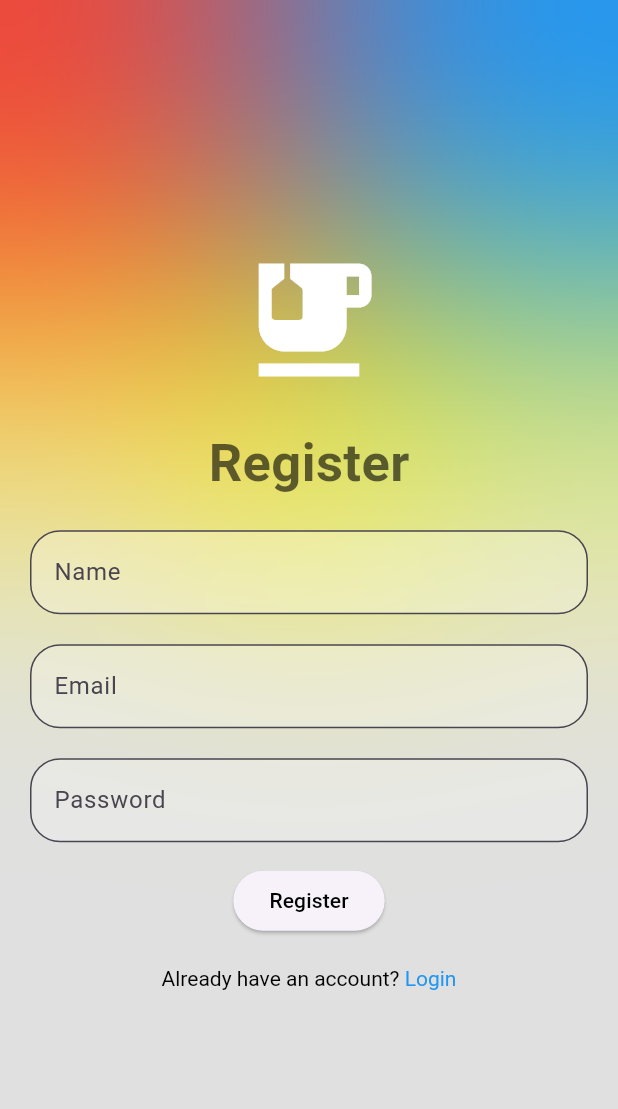
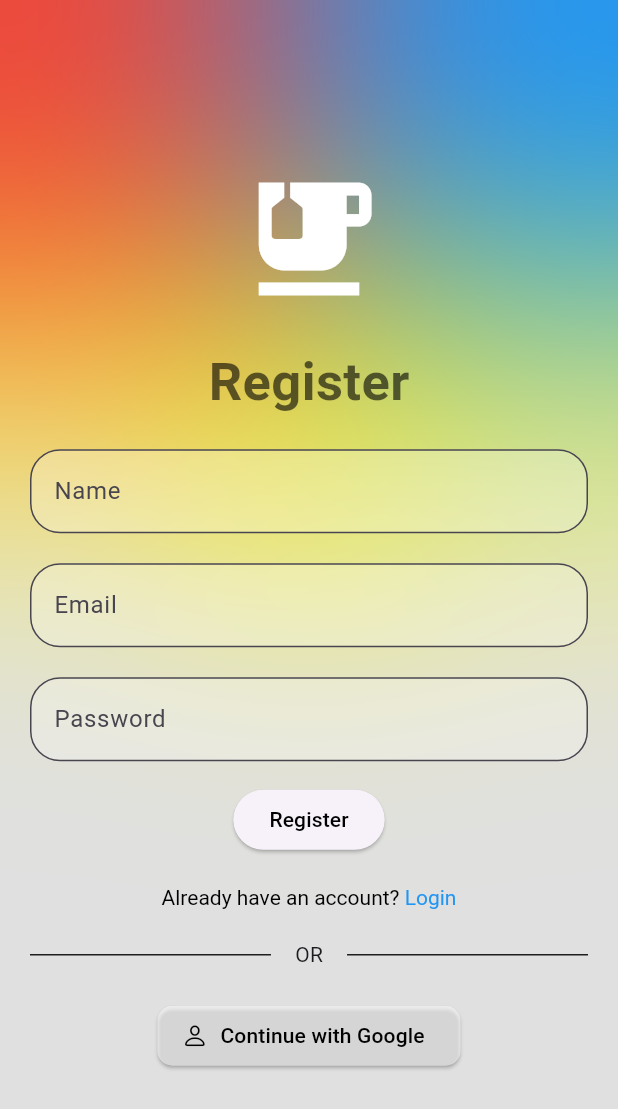
Before and after one commit to adityabhusari/CookVerse, a Flutter app: the SignUpScreen screen opened by its route, on a phone screen of 412 x 824 dp. Shown: the top 1109 px of the screen. Run offline on Flutter 3.47's test engine with Material 3 defaults, Android fonts, the phone set to English and light mode, and no system bars; our stand-ins replace cloud_firestore, equatable, firebase_auth, firebase_core, firebase_storage, flutter_bloc and 4 more; missing offline and left inert: flow_builder; accounts and stored records are empty; network calls fail.

Commit message:
google auth

```diff
--- a/lib/buisness layer/blocs/auth bloc/login_s_e.dart
+++ b/lib/buisness layer/blocs/auth bloc/login_s_e.dart
@@ -24,13 +24,33 @@ class LogoutEvent extends LoginEvents{
 
 }
 
+class ForgotPassEvent extends LoginEvents{
+  final String email;
+
+  ForgotPassEvent({required this.email});
+
+  @override
+  // TODO: implement props
+  List<Object?> get props => [];
+
+}
+
+
 //STATES
-class LoginState extends Equatable{
+abstract class LoginStates extends Equatable{}
+
+class PassResetSent extends LoginStates{
+  @override
+  // TODO: implement props
+  List<Object?> get props => [];
+}
+
+class LoginState extends LoginStates{
   final UserModel userModel;
   final LoginStatus loginStatus;
   final String? errMsg;
 
-  const LoginState({required this.userModel, required this.loginStatus, this.errMsg});
+   LoginState({required this.userModel, required this.loginStatus, this.errMsg});
 
   @override
   // TODO: implement props
--- a/lib/buisness layer/blocs/auth bloc/signup_s_e.dart
+++ b/lib/buisness layer/blocs/auth bloc/signup_s_e.dart
@@ -19,6 +19,17 @@ class SignUpUserEvent extends SignUpEvents{
 
 }
 
+class SignInWithGoogle extends SignUpEvents{
+
+  final UserModel userModel;
+
+  SignInWithGoogle({required this.userModel});
+
+  @override
+  // TODO: implement props
+  List<Object?> get props => [userModel];
+}
+
 //STATES
 class SignUpState extends Equatable{
   final UserModel userModel;
--- a/lib/presentation/authentication/signup_page.dart
+++ b/lib/presentation/authentication/signup_page.dart
@@ -1,5 +1,6 @@
 import 'dart:ui';
 
+import 'package:flutter/cupertino.dart';
 import 'package:flutter/gestures.dart';
 import 'package:flutter/material.dart';
 import 'package:flutter_bloc/flutter_bloc.dart';
@@ -21,7 +22,15 @@ class SignUpScreen extends StatelessWidget {
 
     SignUpBloc signUpBloc = BlocProvider.of<SignUpBloc>(context);
 
-    return Scaffold(
+    return BlocListener<SignUpBloc, SignUpState>(
+      listener: (context, state) {
+        if (state.status == SignUpStatus.success){
+          ScaffoldMessenger.of(context).showSnackBar(
+              SnackBar(content: Text("Click on Login to Continue"),  duration: Duration(milliseconds: 1000))
+          );
+        }
+      },
+      child: Scaffold(
         body: SingleChildScrollView(
           child: Container(
             height: height,
@@ -144,6 +153,41 @@ class SignUpScreen extends StatelessWidget {
                         ]
                         ),
                       ),
+                      SizedBox(height: 20,),
+                      Row(
+                        children: [
+                          Expanded(
+                            child: Divider(color: Colors.black87,),
+                          ),
+                          Padding(
+                            padding: const EdgeInsets.symmetric(horizontal: 16.0),
+                            child: Text("OR"),
+                          ),
+                          Expanded(
+                            child: Divider(color: Colors.black87,),
+                          ),
+                        ],
+                      ),
+                      SizedBox(height: 20,),
+                      ElevatedButton.icon(
+                        onPressed: () {
+                          UserModel userModel = UserModel.empty;
+                          signUpBloc.add(SignInWithGoogle(userModel: userModel));
+                        },
+                        icon: Icon(
+                          CupertinoIcons.person,
+                          color: Colors.black,
+                        ), // Replace 'your_icon' with the desired icon
+                        label: Text("Continue with Google", style: TextStyle(color: Colors.black),), // Replace 'Your Label' with the desired label text
+                        style: ButtonStyle(
+                          backgroundColor: MaterialStateProperty.all<Color>(Colors.white54), // Replace 'blue' with the desired color
+                          shape: MaterialStateProperty.all<RoundedRectangleBorder>(
+                            RoundedRectangleBorder(
+                              borderRadius: BorderRadius.circular(10.0), // Replace '10.0' with the desired border radius
+                            ),
+                          ),
+                        ),
+                      )
                     ],
                   ),
                 ),
@@ -152,6 +196,7 @@ class SignUpScreen extends StatelessWidget {
           ),
 
         ),
+      ),
     );
   }
 }
--- a/lib/presentation/recipe_page.dart
+++ b/lib/presentation/recipe_page.dart
@@ -235,7 +235,7 @@ class _RecipePageState extends State<RecipePage> {
                                         ),
                                         ElevatedButton(
                                             onPressed: () {
-                                              Navigator.of(context).push(MaterialPageRoute(builder: (context) => DishTut(dishTutUrl: state.postModel.dishTut!,)));
+                                              Navigator.of(context).push(MaterialPageRoute(builder: (context) => DishTut(dishTutUrl: state.postModel.dishTut!),));
                                             },
                                             child: Text('Tutorial', style: TextStyle(color: Colors.black, fontWeight: FontWeight.w400),),
                                             style: ButtonStyle(
--- a/pubspec.yaml
+++ b/pubspec.yaml
@@ -48,6 +48,7 @@ dependencies:
   intl: ^0.19.0
   video_player: ^2.8.2
   appinio_video_player: ^1.2.2
+  google_sign_in: ^6.2.1
 
 dev_dependencies:
   flutter_test:
```
Also changed, not shown: lib/buisness layer/blocs/auth bloc/login_bloc.dart (+12 -2 lines), lib/buisness layer/blocs/auth bloc/signup_bloc.dart (+10 -0 lines), lib/data layer/repositories/auth_repo.dart (+38 -0 lines), lib/presentation/authentication/login_page.dart (+32 -1 lines), lib/presentation/dish_tut_page.dart (+8 -6 lines), lib/firebase_options.dart, pubspec.lock, 3 other files. Lines whose indentation alone changed are shown as unchanged.
